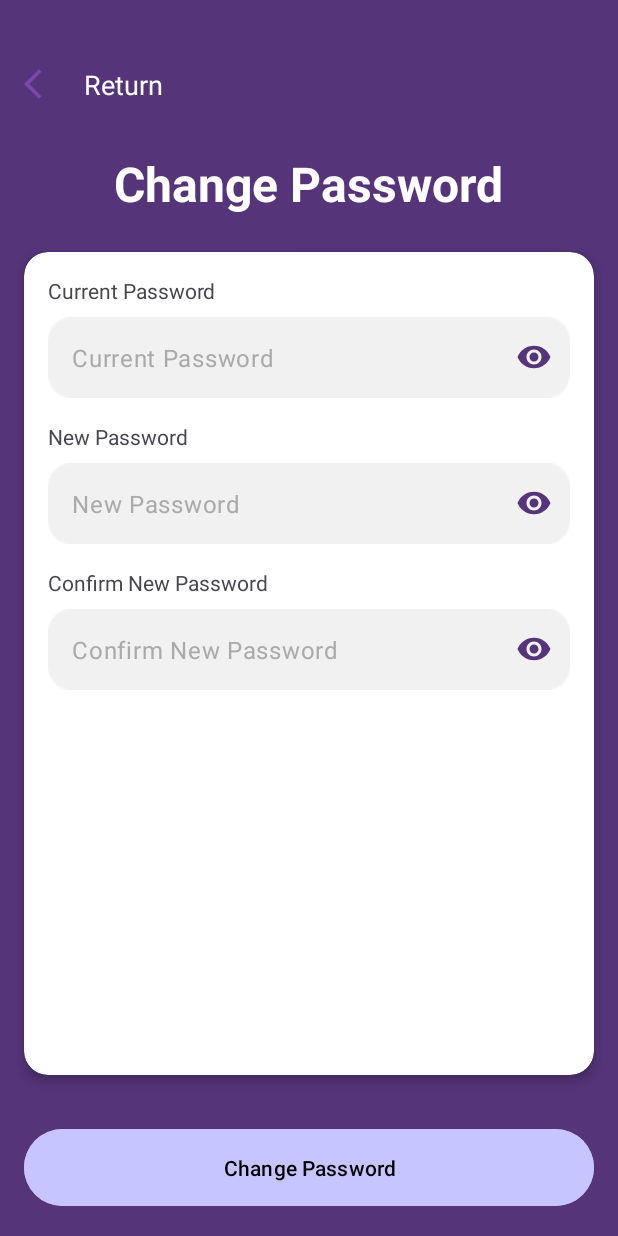
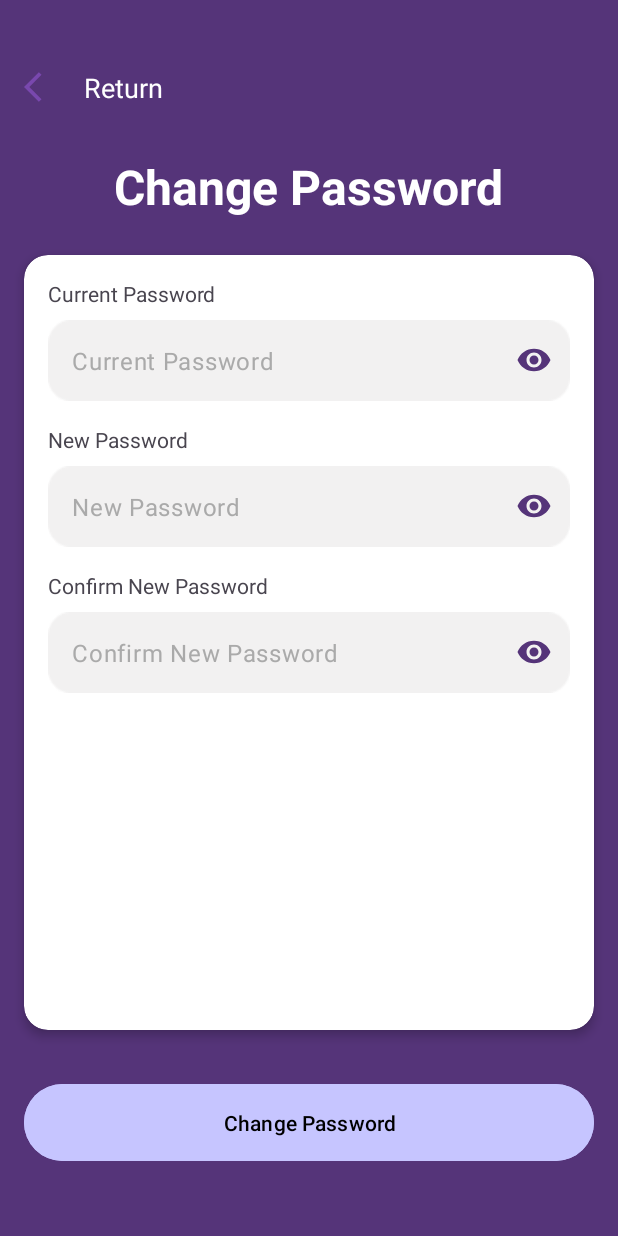
Before and after one commit to Xin-overclocked/SmartyPaws, an Android app: the ChangePasswordActivity screen opened directly, with no data from a screen before it, on a phone screen of 412 x 824 dp. Run offline under Robolectric (Android 15) with nearby library versions, the phone set to English and light mode, and no system bars.

Commit message:
Update activity_change_password.xml

```diff
--- a/app/src/main/res/layout/activity_change_password.xml
+++ b/app/src/main/res/layout/activity_change_password.xml
@@ -4,7 +4,8 @@
     android:layout_width="match_parent"
     android:layout_height="match_parent"
     android:orientation="vertical"
-    android:paddingTop="28dp"
+    android:paddingTop="30dp"
+    android:paddingBottom="30dp"
     android:background="@color/dark_purple">
 
     <!-- Toolbar -->
```
